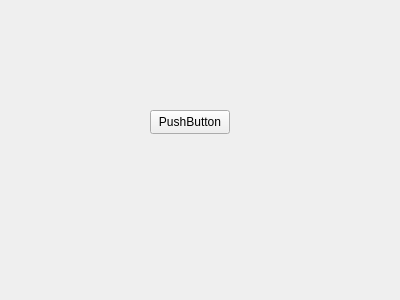
Above: data.ui from AthreeS002/Pemdesk before the change. Below: the same form after it.
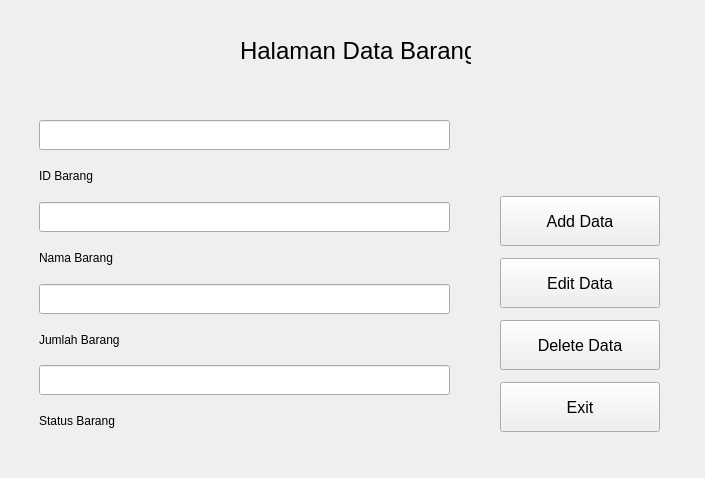
That is the form after the change.

Patch:
```diff
--- a/data.ui
+++ b/data.ui
@@ -6,24 +6,193 @@
    <rect>
     <x>0</x>
     <y>0</y>
-    <width>400</width>
-    <height>300</height>
+    <width>705</width>
+    <height>478</height>
    </rect>
   </property>
   <property name="windowTitle">
    <string>Form</string>
   </property>
-  <widget class="QPushButton" name="pushButton">
+  <widget class="QWidget" name="verticalLayoutWidget">
    <property name="geometry">
     <rect>
-     <x>150</x>
-     <y>110</y>
-     <width>80</width>
-     <height>24</height>
+     <x>39</x>
+     <y>120</y>
+     <width>411</width>
+     <height>321</height>
     </rect>
+   </property>
+   <layout class="QVBoxLayout" name="verticalLayout">
+    <item>
+     <widget class="QLineEdit" name="edit_id">
+      <property name="maximumSize">
+       <size>
+        <width>16777215</width>
+        <height>30</height>
+       </size>
+      </property>
+     </widget>
+    </item>
+    <item>
+     <widget class="QLabel" name="label_4">
+      <property name="text">
+       <string>ID Barang</string>
+      </property>
+     </widget>
+    </item>
+    <item>
+     <widget class="QLineEdit" name="edit_nama">
+      <property name="maximumSize">
+       <size>
+        <width>16777215</width>
+        <height>30</height>
+       </size>
+      </property>
+     </widget>
+    </item>
+    <item>
+     <widget class="QLabel" name="label">
+      <property name="text">
+       <string>Nama Barang</string>
+      </property>
+     </widget>
+    </item>
+    <item>
+     <widget class="QLineEdit" name="edit_jumlah">
+      <property name="maximumSize">
+       <size>
+        <width>16777215</width>
+        <height>30</height>
+       </size>
+      </property>
+     </widget>
+    </item>
+    <item>
+     <widget class="QLabel" name="label_2">
+      <property name="text">
+       <string>Jumlah Barang</string>
+      </property>
+     </widget>
+    </item>
+    <item>
+     <widget class="QLineEdit" name="edit_status">
+      <property name="maximumSize">
+       <size>
+        <width>16777215</width>
+        <height>30</height>
+       </size>
+      </property>
+     </widget>
+    </item>
+    <item>
+     <widget class="QLabel" name="label_3">
+      <property name="text">
+       <string>Status Barang</string>
+      </property>
+     </widget>
+    </item>
+   </layout>
+  </widget>
+  <widget class="QWidget" name="verticalLayoutWidget_2">
+   <property name="geometry">
+    <rect>
+     <x>500</x>
+     <y>190</y>
+     <width>160</width>
+     <height>251</height>
+    </rect>
+   </property>
+   <layout class="QVBoxLayout" name="verticalLayout_2">
+    <item>
+     <widget class="QPushButton" name="btn_add">
+      <property name="maximumSize">
+       <size>
+        <width>16777215</width>
+        <height>50</height>
+       </size>
+      </property>
+      <property name="font">
+       <font>
+        <pointsize>12</pointsize>
+       </font>
+      </property>
+      <property name="text">
+       <string>Add Data</string>
+      </property>
+     </widget>
+    </item>
+    <item>
+     <widget class="QPushButton" name="btn_update">
+      <property name="maximumSize">
+       <size>
+        <width>16777215</width>
+        <height>50</height>
+       </size>
+      </property>
+      <property name="font">
+       <font>
+        <pointsize>12</pointsize>
+       </font>
+      </property>
+      <property name="text">
+       <string>Edit Data</string>
+      </property>
+     </widget>
+    </item>
+    <item>
+     <widget class="QPushButton" name="btn_delete">
+      <property name="maximumSize">
+       <size>
+        <width>16777215</width>
+        <height>50</height>
+       </size>
+      </property>
+      <property name="font">
+       <font>
+        <pointsize>12</pointsize>
+       </font>
+      </property>
+      <property name="text">
+       <string>Delete Data</string>
+      </property>
+     </widget>
+    </item>
+    <item>
+     <widget class="QPushButton" name="btn_exit">
+      <property name="maximumSize">
+       <size>
+        <width>16777215</width>
+        <height>50</height>
+       </size>
+      </property>
+      <property name="font">
+       <font>
+        <pointsize>12</pointsize>
+       </font>
+      </property>
+      <property name="text">
+       <string>Exit</string>
+      </property>
+     </widget>
+    </item>
+   </layout>
+  </widget>
+  <widget class="QLabel" name="label_5">
+   <property name="geometry">
+    <rect>
+     <x>240</x>
+     <y>30</y>
+     <width>231</width>
+     <height>41</height>
+    </rect>
+   </property>
+   <property name="font">
+    <font>
+     <pointsize>18</pointsize>
+    </font>
    </property>
    <property name="text">
-    <string>PushButton</string>
+    <string>Halaman Data Barang</string>
    </property>
   </widget>
  </widget>
```
